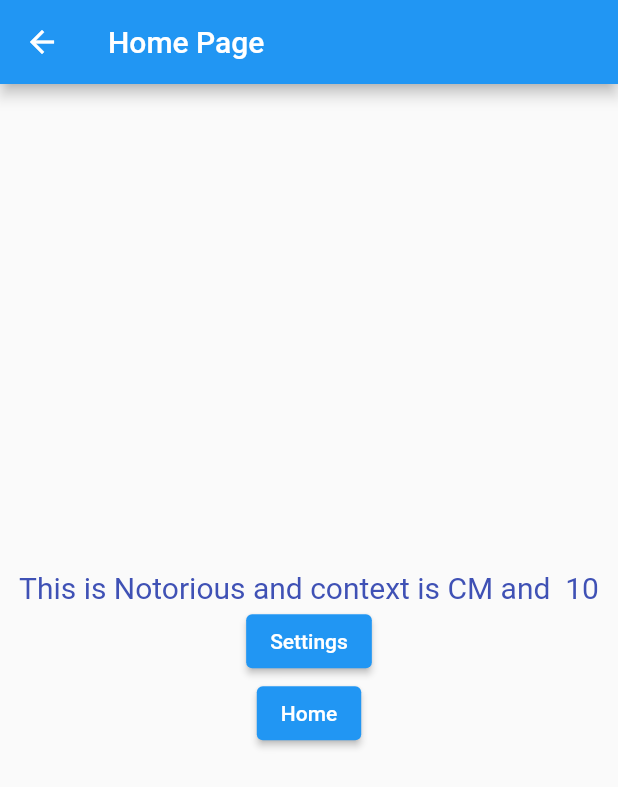
After one commit to pasha13d/learn_getX, a Flutter app: the screen it shows after launch, after a tap on "Home", on a phone screen of 412 x 824 dp. The commit adds this screen. Shown: the top 787 px of the screen. Run offline on Flutter 3.47's test engine with Material 2 defaults, Android fonts, the phone set to English and light mode, and no system bars; our stand-ins replace get.

Commit message:
named routing

```diff
--- a/lib/main.dart
+++ b/lib/main.dart
@@ -1,5 +1,8 @@
 import 'package:flutter/material.dart';
 import 'package:get/get.dart';
+import 'package:learn_getx/pages/home_page.dart';
+import 'package:learn_getx/pages/not_found_page.dart';
+import 'package:learn_getx/pages/settings_page.dart';
 
 void main() {
   runApp(const MyApp());
@@ -12,12 +15,24 @@ class MyApp extends StatelessWidget {
   @override
   Widget build(BuildContext context) {
     return GetMaterialApp(
-      title: 'GetX',
+      title: 'Navigation',
       theme: ThemeData(
         primarySwatch: Colors.blue,
       ),
+      initialRoute: "/",
+      defaultTransition: Transition.zoom,
+      getPages: [
+        GetPage(name: "/", page: () => MyApp()),
+        GetPage(name: "/home", page: () => HomePage()),
+        GetPage(
+          name: "/settings",
+          page: () => SettingsPage(),
+          transition: Transition.leftToRight,
+        ),
+      ],
+      unknownRoute: GetPage(name: "/notfound", page: () => NotFoundPage()),
       home: Scaffold(
-        appBar: AppBar(title: const Text("Bottom Sheet"),),
+        appBar: AppBar(title: const Text("Navigation"),),
         body: Center(
           child: Column(
             mainAxisAlignment: MainAxisAlignment.center,
@@ -25,41 +40,10 @@ class MyApp extends StatelessWidget {
             children: [
               ElevatedButton(
                 onPressed: (() {
-                  Get.bottomSheet(
-                    Container(
-                      child: Wrap(
-                        children: <Widget>[
-                          ListTile(
-                            leading: Icon(Icons.wb_sunny_outlined),
-                            title: Text("Light Theme"),
-                            onTap: (() {
-                              Get.changeTheme(ThemeData.light());
-                            }),
-                          ),
-                          ListTile(
-                            leading: Icon(Icons.wb_sunny),
-                            title: Text("Dark Theme"),
-                            onTap: (() {
-                              Get.changeTheme(ThemeData.dark());
-                            }),
-                          ),
-                        ],
-                      ),
-                    ),
-                    /// whole page bg color
-                    // barrierColor:
-                      backgroundColor: Colors.teal,
-                    shape: RoundedRectangleBorder(
-                      borderRadius: BorderRadius.circular(10.0),
-                      side: BorderSide(
-                        color: Colors.white,
-                        style: BorderStyle.solid,
-                        width: 2.0,
-                      )
-                    )
-                  );
+                  // Get.toNamed("/home");
+                  Get.toNamed("/home?channel=Notorious&context=CM&a=10");
                 }),
-                child: const Text("Bottom Sheet")
+                child: const Text("Home")
               ),
             ],
           ),
--- /dev/null
+++ b/lib/pages/home_page.dart
@@ -0,0 +1,43 @@
+import 'package:flutter/material.dart';
+import 'package:get/get.dart';
+
+class HomePage extends StatefulWidget {
+  const HomePage({Key? key}) : super(key: key);
+
+  @override
+  _HomePageState createState() => _HomePageState();
+}
+
+class _HomePageState extends State<HomePage> {
+  @override
+  Widget build(BuildContext context) {
+    return Scaffold(
+      appBar: AppBar(title: const Text('Home Page'),),
+      body: Container(
+        child: Center(
+          child: Column(
+            mainAxisAlignment: MainAxisAlignment.center,
+            crossAxisAlignment: CrossAxisAlignment.center,
+            children: [
+              Text("This is ${Get.parameters["channel"]} and context is ${Get.parameters["context"]} and  ${Get.parameters["a"]}",
+                style: TextStyle(color: Colors.indigo, fontSize: 20.0),
+              ),
+              ElevatedButton(
+                  onPressed: (() {
+                    Get.toNamed("/settings");
+                  }),
+                  child: const Text("Settings")
+              ),
+              ElevatedButton(
+                  onPressed: (() {
+                    Get.back();
+                  }),
+                  child: const Text("Home")
+              ),
+            ],
+          )
+        ),
+      ),
+    );
+  }
+}
--- /dev/null
+++ b/lib/pages/settings_page.dart
@@ -0,0 +1,22 @@
+import 'package:flutter/material.dart';
+
+class SettingsPage extends StatefulWidget {
+  const SettingsPage({Key? key}) : super(key: key);
+
+  @override
+  _SettingsPageState createState() => _SettingsPageState();
+}
+
+class _SettingsPageState extends State<SettingsPage> {
+  @override
+  Widget build(BuildContext context) {
+    return Scaffold(
+      appBar: AppBar(title: const Text('Settings Page'),),
+      body: Container(
+        child: Center(
+          child: Text("This is Settings Page"),
+        ),
+      ),
+    );
+  }
+}
```
Also changed, not shown: lib/pages/not_found_page.dart (added, +22 -0 lines).
